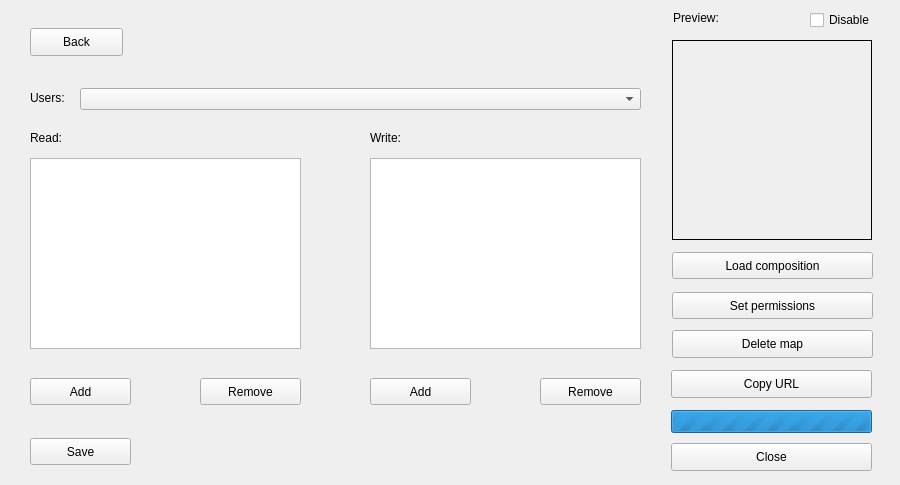
Qt form dlg_addMap.ui (LESPROJEKT/qgis-layman-plugin) before a commit.
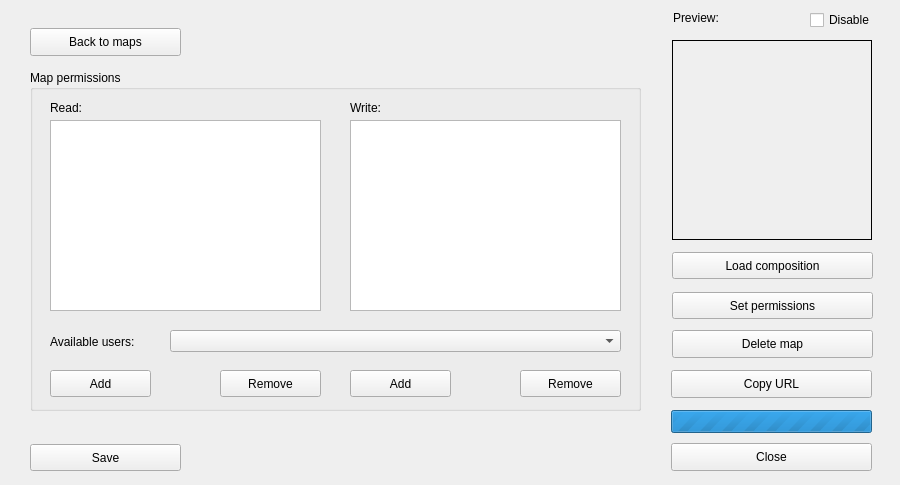
The same form after that commit. The open tabs and pages were chosen to show the change. Icons and pictures are not drawn. Custom widgets are drawn as their Qt base class.

The edit to the form file:
```diff
--- a/dlg_addMap.ui
+++ b/dlg_addMap.ui
@@ -247,109 +247,110 @@
     <number>1</number>
    </property>
    <widget class="QWidget" name="page2">
-    <widget class="QPushButton" name="pushButton_addRead">
-     <property name="geometry">
-      <rect>
-       <x>10</x>
-       <y>368</y>
-       <width>101</width>
-       <height>27</height>
-      </rect>
-     </property>
-     <property name="text">
-      <string>Add</string>
-     </property>
-     <property name="icon">
-      <iconset>
-       <normaloff>icons/add.png</normaloff>icons/add.png</iconset>
-     </property>
-    </widget>
-    <widget class="QPushButton" name="pushButton_addWrite">
-     <property name="geometry">
-      <rect>
-       <x>350</x>
-       <y>368</y>
-       <width>101</width>
-       <height>27</height>
-      </rect>
-     </property>
-     <property name="text">
-      <string>Add</string>
-     </property>
-     <property name="icon">
-      <iconset>
-       <normaloff>icons/add.png</normaloff>icons/add.png</iconset>
-     </property>
-    </widget>
-    <widget class="QListWidget" name="listWidget_read">
-     <property name="geometry">
-      <rect>
-       <x>10</x>
-       <y>148</y>
-       <width>271</width>
-       <height>191</height>
-      </rect>
-     </property>
-    </widget>
-    <widget class="QComboBox" name="comboBox_users">
-     <property name="geometry">
-      <rect>
-       <x>60</x>
-       <y>78</y>
-       <width>561</width>
-       <height>22</height>
-      </rect>
-     </property>
-    </widget>
     <widget class="QPushButton" name="pushButton_back">
      <property name="geometry">
       <rect>
        <x>10</x>
        <y>18</y>
-       <width>93</width>
+       <width>151</width>
        <height>28</height>
       </rect>
      </property>
      <property name="text">
-      <string>Back</string>
+      <string>Back to maps</string>
      </property>
      <property name="icon">
       <iconset>
        <normaloff>icons/back.png</normaloff>icons/back.png</iconset>
      </property>
     </widget>
+    <widget class="QGroupBox" name="groupBox_2">
+     <property name="geometry">
+      <rect>
+       <x>10</x>
+       <y>60</y>
+       <width>611</width>
+       <height>341</height>
+      </rect>
+     </property>
+     <property name="title">
+      <string>Map permissions</string>
+     </property>
+     <widget class="QLabel" name="label">
+      <property name="geometry">
+       <rect>
+        <x>20</x>
+        <y>264</y>
+        <width>101</width>
+        <height>16</height>
+       </rect>
+      </property>
+      <property name="text">
+       <string>Available users:</string>
+      </property>
+     </widget>
+     <widget class="QLabel" name="label_4">
+      <property name="geometry">
+       <rect>
+        <x>20</x>
+        <y>30</y>
+        <width>55</width>
+        <height>16</height>
+       </rect>
+      </property>
+      <property name="text">
+       <string>Read:</string>
+      </property>
+     </widget>
     <widget class="QListWidget" name="listWidget_write">
      <property name="geometry">
       <rect>
-       <x>350</x>
-       <y>148</y>
+        <x>320</x>
+        <y>50</y>
        <width>271</width>
        <height>191</height>
       </rect>
      </property>
     </widget>
-    <widget class="QPushButton" name="pushButton_removeRead">
+     <widget class="QPushButton" name="pushButton_addRead">
      <property name="geometry">
       <rect>
-       <x>180</x>
-       <y>368</y>
+        <x>20</x>
+        <y>300</y>
        <width>101</width>
        <height>27</height>
       </rect>
      </property>
      <property name="text">
-      <string>Remove</string>
+       <string>Add</string>
      </property>
      <property name="icon">
       <iconset>
-       <normaloff>icons/delete_FILL0_wght500_GRAD0_opsz24.png</normaloff>icons/delete_FILL0_wght500_GRAD0_opsz24.png</iconset>
+        <normaloff>icons/add.png</normaloff>icons/add.png</iconset>
+      </property>
+     </widget>
+     <widget class="QPushButton" name="pushButton_addWrite">
+      <property name="geometry">
+       <rect>
+        <x>320</x>
+        <y>300</y>
+        <width>101</width>
+        <height>27</height>
+       </rect>
+      </property>
+      <property name="text">
+       <string>Add</string>
+      </property>
+      <property name="icon">
+       <iconset>
+        <normaloff>icons/add.png</normaloff>icons/add.png</iconset>
      </property>
     </widget>
     <widget class="QPushButton" name="pushButton_removeWrite">
      <property name="geometry">
       <rect>
-       <x>520</x>
-       <y>368</y>
+        <x>490</x>
+        <y>300</y>
        <width>101</width>
        <height>27</height>
       </rect>
@@ -361,13 +362,64 @@
       <iconset>
        <normaloff>icons/delete_FILL0_wght500_GRAD0_opsz24.png</normaloff>icons/delete_FILL0_wght500_GRAD0_opsz24.png</iconset>
      </property>
+     </widget>
+     <widget class="QListWidget" name="listWidget_read">
+      <property name="geometry">
+       <rect>
+        <x>20</x>
+        <y>50</y>
+        <width>271</width>
+        <height>191</height>
+       </rect>
+      </property>
+     </widget>
+     <widget class="QLabel" name="label_3">
+      <property name="geometry">
+       <rect>
+        <x>320</x>
+        <y>30</y>
+        <width>55</width>
+        <height>16</height>
+       </rect>
+      </property>
+      <property name="text">
+       <string>Write:</string>
+      </property>
+     </widget>
+     <widget class="QComboBox" name="comboBox_users">
+      <property name="geometry">
+       <rect>
+        <x>140</x>
+        <y>260</y>
+        <width>451</width>
+        <height>22</height>
+       </rect>
+      </property>
+     </widget>
+     <widget class="QPushButton" name="pushButton_removeRead">
+      <property name="geometry">
+       <rect>
+        <x>190</x>
+        <y>300</y>
+        <width>101</width>
+        <height>27</height>
+       </rect>
+      </property>
+      <property name="text">
+       <string>Remove</string>
+      </property>
+      <property name="icon">
+       <iconset>
+        <normaloff>icons/delete_FILL0_wght500_GRAD0_opsz24.png</normaloff>icons/delete_FILL0_wght500_GRAD0_opsz24.png</iconset>
+      </property>
+     </widget>
     </widget>
     <widget class="QPushButton" name="pushButton_save">
      <property name="geometry">
       <rect>
        <x>10</x>
-       <y>428</y>
-       <width>101</width>
+       <y>434</y>
+       <width>151</width>
        <height>27</height>
       </rect>
      </property>
@@ -379,45 +431,6 @@
        <normaloff>icons/save_ico.png</normaloff>icons/save_ico.png</iconset>
      </property>
     </widget>
-    <widget class="QLabel" name="label">
-     <property name="geometry">
-      <rect>
-       <x>10</x>
-       <y>80</y>
-       <width>55</width>
-       <height>16</height>
-      </rect>
-     </property>
-     <property name="text">
-      <string>Users:</string>
-     </property>
-    </widget>
-    <widget class="QLabel" name="label_3">
-     <property name="geometry">
-      <rect>
-       <x>10</x>
-       <y>120</y>
-       <width>55</width>
-       <height>16</height>
-      </rect>
-     </property>
-     <property name="text">
-      <string>Read:</string>
-     </property>
-    </widget>
-    <widget class="QLabel" name="label_4">
-     <property name="geometry">
-      <rect>
-       <x>350</x>
-       <y>120</y>
-       <width>55</width>
-       <height>16</height>
-      </rect>
-     </property>
-     <property name="text">
-      <string>Write:</string>
-     </property>
-    </widget>
    </widget>
    <widget class="QWidget" name="page1">
     <widget class="QTreeWidget" name="treeWidget">
```
Lines whose indentation alone changed are shown as unchanged.
